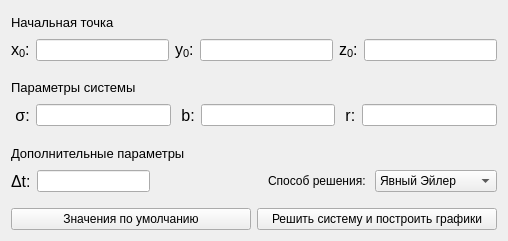
First picture: the form in DM Lorenz system (attractor)/input.ui, repository Shemplo/CMNS-and-Numerical-Methods, before the edit.
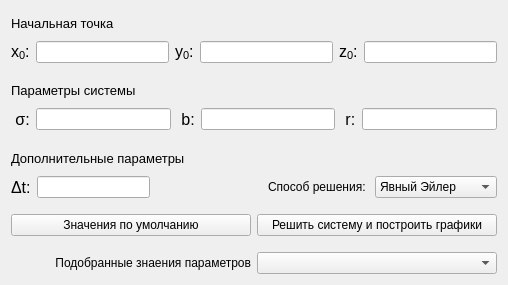
Second picture: the form after the edit.

Commit message: Preset selector

Patch:
```diff
--- a/DM Lorenz system (attractor)/input.ui
+++ b/DM Lorenz system (attractor)/input.ui
@@ -7,7 +7,7 @@
     <x>0</x>
     <y>0</y>
     <width>508</width>
-    <height>241</height>
+    <height>285</height>
    </rect>
   </property>
   <property name="minimumSize">
@@ -302,6 +302,39 @@
       </item>
      </layout>
     </item>
+    <item>
+     <spacer name="verticalSpacer_4">
+      <property name="orientation">
+       <enum>Qt::Vertical</enum>
+      </property>
+      <property name="sizeType">
+       <enum>QSizePolicy::Fixed</enum>
+      </property>
+      <property name="sizeHint" stdset="0">
+       <size>
+        <width>20</width>
+        <height>10</height>
+       </size>
+      </property>
+     </spacer>
+    </item>
+    <item>
+     <layout class="QHBoxLayout" name="horizontalLayout_5">
+      <item>
+       <widget class="QLabel" name="label_12">
+        <property name="text">
+         <string>Подобранные знаения параметров</string>
+        </property>
+        <property name="alignment">
+         <set>Qt::AlignRight|Qt::AlignTrailing|Qt::AlignVCenter</set>
+        </property>
+       </widget>
+      </item>
+      <item>
+       <widget class="QComboBox" name="preset"/>
+      </item>
+     </layout>
+    </item>
    </layout>
   </widget>
  </widget>
```
